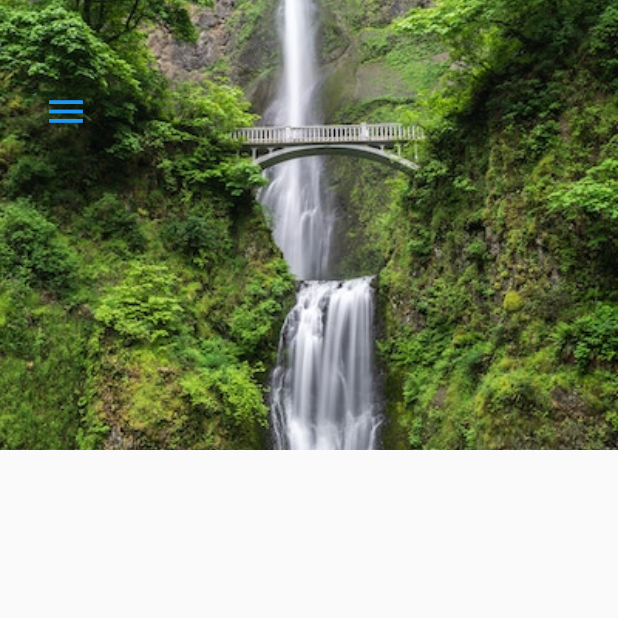
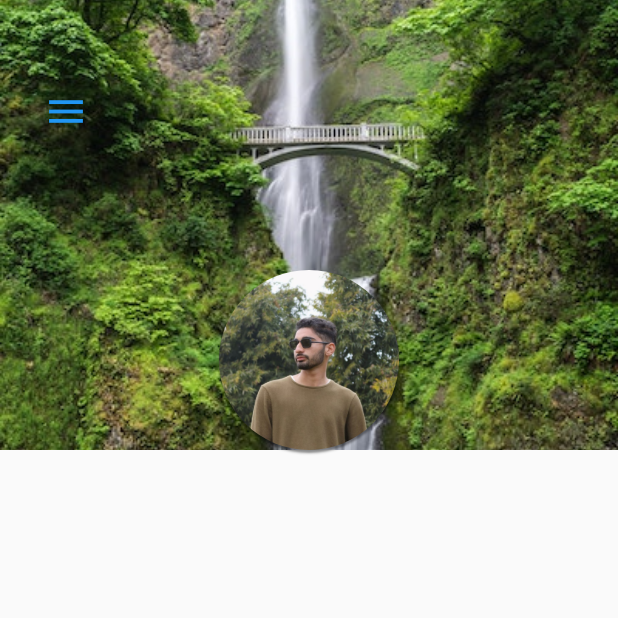
Before and after one commit to offfahad/social-media-app-flutter, a Flutter app: the ProfileScreen screen opened directly, on a phone screen of 412 x 824 dp, the top half of it. Run offline on Flutter 3.47's test engine with Material 2 defaults, Android fonts, the phone set to English and light mode, and no system bars.

Commit message:
profile-image-done

```diff
--- a/lib/screens/profile_screen.dart
+++ b/lib/screens/profile_screen.dart
@@ -22,6 +22,7 @@ class _ProfileScreenState extends State<ProfileScreen> {
           child: Column(
         children: [
           Stack(
+            alignment: Alignment.center,
             children: [
               Image(
                 height: 300.0,
@@ -40,6 +41,29 @@ class _ProfileScreenState extends State<ProfileScreen> {
                   color: Theme.of(context).primaryColor,
                   onPressed: () => _scaffoldKey.currentState!.openDrawer(),
                 ),
+              ),
+              Positioned(
+                bottom: 0.0,
+                child: Container(
+                  decoration: const BoxDecoration(
+                    shape: BoxShape.circle,
+                    boxShadow: [
+                      BoxShadow(
+                        color: Colors.black45,
+                        offset: Offset(0, 2),
+                        blurRadius: 0.6,
+                      ),
+                    ],
+                  ),
+                  child: ClipOval(
+                    child: Image(
+                      height: 120.0,
+                      width: 120,
+                      image: AssetImage(widget.user.profileImageUrl!),
+                      fit: BoxFit.cover,
+                    ),
+                  ),
+                ),
               )
             ],
           )
```
